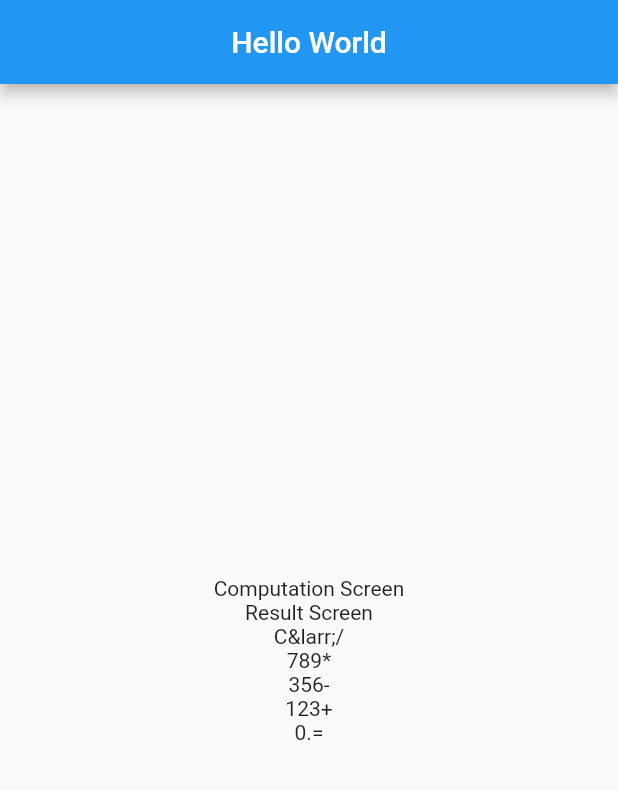
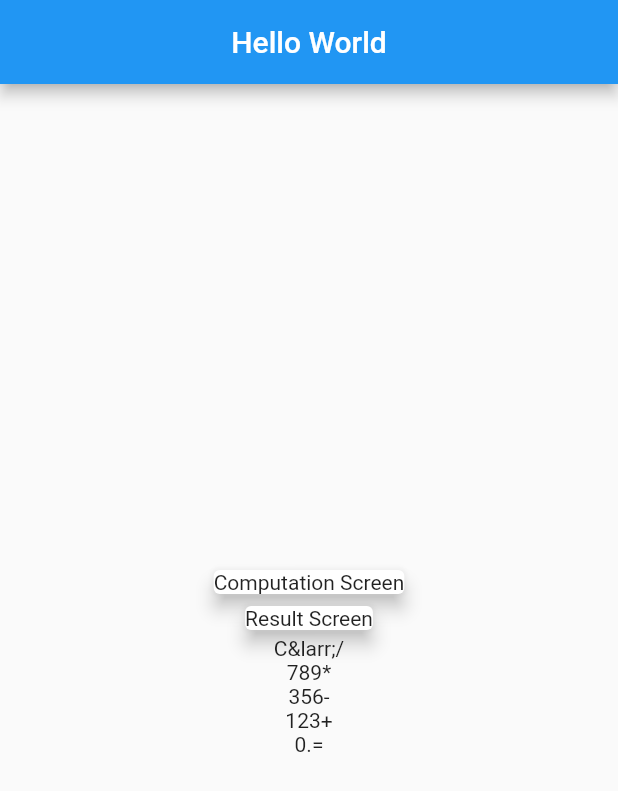
Before and after one commit to fritter/calculator_flutter, a Flutter app: the screen it shows after launch, on a phone screen of 412 x 824 dp. Shown: the top 791 px of the screen. Run offline on Flutter 3.47's test engine with Material 2 defaults, Android fonts, the phone set to English and light mode, and no system bars.

Commit message:
Added ComputationScreen and ResultScreen widgets

```diff
--- a/lib/widgets/calculator.dart
+++ b/lib/widgets/calculator.dart
@@ -1,4 +1,8 @@
+import 'package:calculator_flutter/widgets/result_screen.dart';
 import 'package:flutter/material.dart';
+
+import './computation_screen.dart';
+import './computation_screen.dart';
 
 class Calculator extends StatelessWidget {
   @override
@@ -7,8 +11,8 @@ class Calculator extends StatelessWidget {
       child: Column(
         mainAxisAlignment: MainAxisAlignment.center,
         children: <Widget>[
-          Text('Computation Screen'),
-          Text('Result Screen'),
+          ComputationScreen(),
+          ResultScreen(),
           Row(
             mainAxisAlignment: MainAxisAlignment.center,
             children: <Widget>[
--- /dev/null
+++ b/lib/widgets/computation_screen.dart
@@ -0,0 +1,11 @@
+import 'package:flutter/material.dart';
+
+class ComputationScreen extends StatelessWidget {
+  @override
+  Widget build(BuildContext context) {
+    return Card(
+      elevation: 5,
+      child: Text('Computation Screen'),
+    );
+  }
+}
--- /dev/null
+++ b/lib/widgets/result_screen.dart
@@ -0,0 +1,11 @@
+import 'package:flutter/material.dart';
+
+class ResultScreen extends StatelessWidget {
+  @override
+  Widget build(BuildContext context) {
+    return Card(
+      elevation: 5,
+      child: Text('Result Screen'),
+    );
+  }
+}
```
